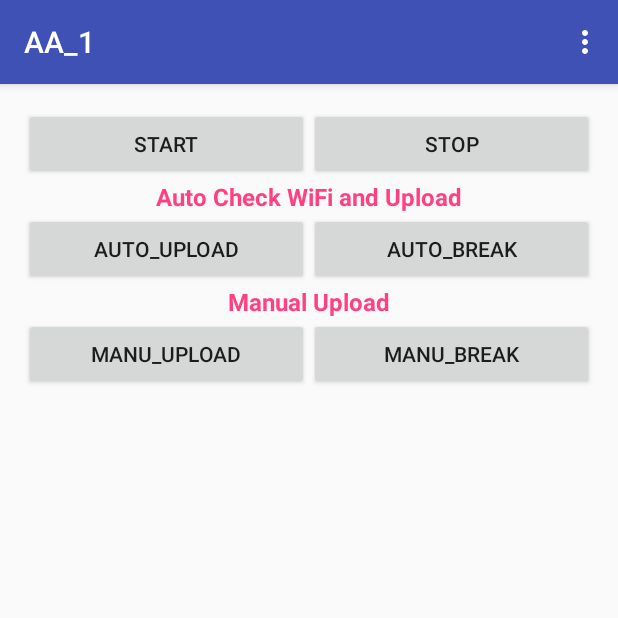
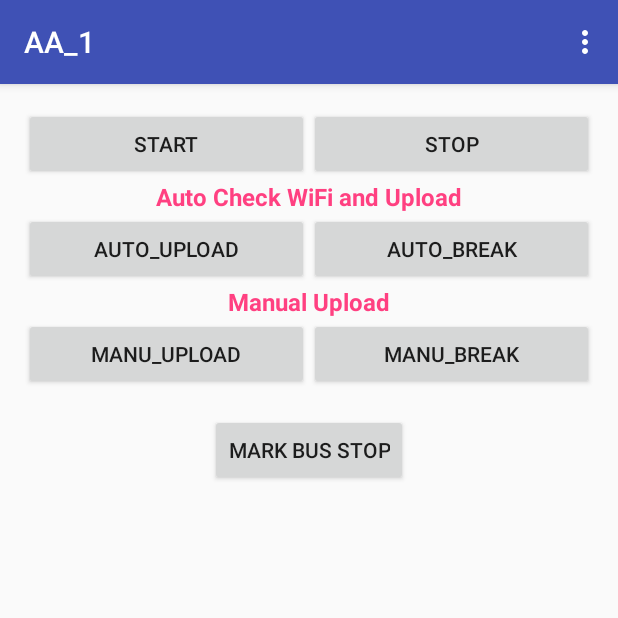
Before and after one commit to Hennessyan/Sqlite_MySQL_Wakeloc_20170727, an Android app: the screen it shows after launch (MainActivity), on a phone screen of 412 x 824 dp, the top half of it. Run offline under Robolectric (Android 15) with nearby library versions, the phone set to English and light mode, and no system bars; libraries missing offline, so code that uses them is left out: com.facebook.stetho; 2 statements that could not run were skipped.

Commit message:
0728_2
Add flag in GPS to mark bus stop

```diff
--- a/app/src/main/java/com/llu17/youngq/sqlite_gps/CollectorService.java
+++ b/app/src/main/java/com/llu17/youngq/sqlite_gps/CollectorService.java
@@ -53,6 +53,7 @@ public class CollectorService extends Service implements SensorEventListener {
     private double[] gps_location = new double[2]; //location 1.latitude 2.longitude
     private double[] bearAndSpeed = new double[2];    //1.bearing 2.speed   sqlite just has real type, so we use double here
     public static String id = ""; //phone id
+    public static boolean[] mark = new boolean[]{false};    //used to mark bus stop
 
     public LocationListener locationListener = new LocationListener() {
         @Override
@@ -212,7 +213,7 @@ public class CollectorService extends Service implements SensorEventListener {
         sensorManager.registerListener(this, sensor, SensorManager.SENSOR_DELAY_NORMAL);
 //        Toast.makeText(this, "Sensor Service Started", Toast.LENGTH_SHORT).show();
         timer = new Timer();
-        timer.schedule(new Upload(acce, gyro, stepcount, gps_location, state, d_magnetic, bearAndSpeed), 0, sampling_rate);
+        timer.schedule(new Upload(acce, gyro, stepcount, gps_location, state, d_magnetic, bearAndSpeed, mark), 0, sampling_rate);
         timer1 = new Timer();
         timer1.schedule(new Upload1(batteryPercentage, wifistate), 0, 60000);   //change to 60000
         return START_STICKY;
--- a/app/src/main/java/com/llu17/youngq/sqlite_gps/MainActivity.java
+++ b/app/src/main/java/com/llu17/youngq/sqlite_gps/MainActivity.java
@@ -20,6 +20,8 @@ import android.view.Menu;
 import android.view.MenuInflater;
 import android.view.MenuItem;
 import android.view.View;
+import android.widget.Button;
+import android.widget.ImageButton;
 import android.widget.TextView;
 import android.widget.Toast;
 
@@ -28,17 +30,32 @@ import com.facebook.stetho.okhttp3.StethoInterceptor;
 
 import okhttp3.OkHttpClient;
 
+import static com.llu17.youngq.sqlite_gps.CollectorService.mark;
+
 
 public class MainActivity extends AppCompatActivity  implements SharedPreferences.OnSharedPreferenceChangeListener{
 
 
     private String sampling_rate;
     static TextView upload_state;
+    private Button MarkBusStop;
 
     @Override
     protected void onCreate(Bundle savedInstanceState) {
         super.onCreate(savedInstanceState);
         setContentView(R.layout.activity_main);
+
+        MarkBusStop = (Button)findViewById(R.id.Mark_Bus_Stop);
+        MarkBusStop.setOnClickListener(new Button.OnClickListener()
+        {
+            @Override
+            public void onClick(View v) {
+                // TODO Auto-generated method stub
+                mark[0] = true;
+                Toast.makeText(getApplicationContext(), "Mark this position as bus stop", Toast.LENGTH_SHORT).show();
+            }
+
+        });
 
         SharedPreferences sharedPreferences = PreferenceManager.getDefaultSharedPreferences(this);
 
@@ -64,13 +81,14 @@ public class MainActivity extends AppCompatActivity  implements SharedPreference
         }
 
 
-        int v = 0;
-        try {
-            v = getPackageManager().getPackageInfo("com.google.android.gms", 0 ).versionCode;
-        } catch (PackageManager.NameNotFoundException e) {
-            e.printStackTrace();
-        }
-        Log.e("version:-------",""+ v);
+//        int v = 0;
+//        try {
+//            v = getPackageManager().getPackageInfo("com.google.android.gms", 0 ).versionCode;
+//        } catch (PackageManager.NameNotFoundException e) {
+//            e.printStackTrace();
+//        }
+//        Log.e("version:-------",""+ v);
+
         //Can't use:
         //ACTION_REQUEST_IGNORE_BATTERY_OPTIMIZATIONS
         //android.content.ActivityNotFoundException: No Activity found to handle Intent { act=android.settings.REQUEST_IGNORE_BATTERY_OPTIMIZATIONS }
--- a/app/src/main/java/com/llu17/youngq/sqlite_gps/UploadServiceM.java
+++ b/app/src/main/java/com/llu17/youngq/sqlite_gps/UploadServiceM.java
@@ -121,7 +121,7 @@ public class UploadServiceM extends Service{
         dbHelper = new GpsDbHelper(this);
         db = dbHelper.getReadableDatabase();
         Cursor c = null;
-        String s = "select Id, timestamp, latitude, longitude, bearing, speed from gps_location where Tag = 0 limit 200;";
+        String s = "select Id, timestamp, latitude, longitude, bearing, speed , flag from gps_location where Tag = 0 limit 200;";
         try {
             c = db.rawQuery(s, null);
             Log.e("cursor count gps: ", "" + c.getCount());
@@ -136,6 +136,7 @@ public class UploadServiceM extends Service{
                     gps.setLongitude(c.getDouble(c.getColumnIndexOrThrow(GpsContract.GpsEntry.COLUMN_LONGITUDE)));
                     gps.setBearing(c.getDouble(c.getColumnIndexOrThrow(GpsContract.GpsEntry.COLUMN_BEARING)));
                     gps.setSpeed(c.getDouble(c.getColumnIndexOrThrow(GpsContract.GpsEntry.COLUMN_SPEED)));
+                    gps.setFlag(c.getInt(c.getColumnIndexOrThrow(GpsContract.GpsEntry.COLUMN_FLAG)));
                     gpslist.add(gps);
                 }
                 return gpslist;
@@ -432,6 +433,7 @@ public class UploadServiceM extends Service{
                 gps_object.put("Longitude", gpses.get(i).getLongitude());
                 gps_object.put("Bearing", gpses.get(i).getBearing());
                 gps_object.put("Speed", gpses.get(i).getSpeed());
+                gps_object.put("Flag", gpses.get(i).getFlag());
                 GpsJsonArray.put(gps_object);
             } catch (JSONException e) {
                 e.printStackTrace();
--- a/app/src/main/java/com/llu17/youngq/sqlite_gps/VariableManager.java
+++ b/app/src/main/java/com/llu17/youngq/sqlite_gps/VariableManager.java
@@ -212,7 +212,7 @@ public class VariableManager {
 //        dbHelper = new GpsDbHelper(this);
         db1 = dbHelper1.getReadableDatabase();
         Cursor c = null;
-        String s = "select Id, timestamp, latitude, longitude, bearing, speed from gps_location where Tag = 0 limit " + sizeOfUpload + ";";
+        String s = "select Id, timestamp, latitude, longitude, bearing, speed , flag from gps_location where Tag = 0 limit " + sizeOfUpload + ";";
         try {
             c = db1.rawQuery(s, null);
             Log.e("cursor count gps: ", "" + c.getCount());
@@ -227,6 +227,7 @@ public class VariableManager {
                     gps.setLongitude(c.getDouble(c.getColumnIndexOrThrow(GpsContract.GpsEntry.COLUMN_LONGITUDE)));
                     gps.setBearing(c.getDouble(c.getColumnIndexOrThrow(GpsContract.GpsEntry.COLUMN_BEARING)));
                     gps.setSpeed(c.getDouble(c.getColumnIndexOrThrow(GpsContract.GpsEntry.COLUMN_SPEED)));
+                    gps.setFlag(c.getInt(c.getColumnIndexOrThrow(GpsContract.GpsEntry.COLUMN_FLAG)));
                     gpslist.add(gps);
                 }
                 return gpslist;
@@ -488,6 +489,7 @@ public class VariableManager {
                     gps_object.put("Longitude", gpses.get(i).getLongitude());
                     gps_object.put("Bearing", gpses.get(i).getBearing());
                     gps_object.put("Speed", gpses.get(i).getSpeed());
+                    gps_object.put("Flag", gpses.get(i).getFlag());
                     GpsJsonArray.put(gps_object);
                 } catch (JSONException e) {
                     e.printStackTrace();
--- a/app/src/main/java/com/llu17/youngq/sqlite_gps/data/GpsContract.java
+++ b/app/src/main/java/com/llu17/youngq/sqlite_gps/data/GpsContract.java
@@ -16,6 +16,7 @@ public class GpsContract {
         public static final String COLUMN_LONGITUDE = "longitude";
         public static final String COLUMN_BEARING = "bearing";
         public static final String COLUMN_SPEED = "speed";
+        public static final String COLUMN_FLAG = "flag";    //mark the bus stop
     }
     public static final class AccelerometerEntry implements BaseColumns{
         public static final String TABLE_NAME = "accelerometer";
--- a/app/src/main/java/com/llu17/youngq/sqlite_gps/data/GpsDbHelper.java
+++ b/app/src/main/java/com/llu17/youngq/sqlite_gps/data/GpsDbHelper.java
@@ -30,7 +30,8 @@ public class GpsDbHelper extends SQLiteOpenHelper{
                 GpsContract.GpsEntry.COLUMN_LATITUDE + " REAL NOT NULL, " +
                 GpsContract.GpsEntry.COLUMN_LONGITUDE + " REAL NOT NULL, " +
                 GpsContract.GpsEntry.COLUMN_BEARING + " REAL NOT NULL, " +
-                GpsContract.GpsEntry.COLUMN_SPEED + " REAL NOT NULL" +
+                GpsContract.GpsEntry.COLUMN_SPEED + " REAL NOT NULL, " +
+                GpsContract.GpsEntry.COLUMN_FLAG + " INTEGER NOT NULL" +
                 ");";
         db.execSQL(SQL_CREATE_GPS_LOACTION_TABLE);
         Log.e("=====GPS table=====","success!");
--- a/app/src/main/res/layout/activity_main.xml
+++ b/app/src/main/res/layout/activity_main.xml
@@ -87,6 +87,15 @@
             android:layout_weight="1"
             android:id="@+id/Manu_Break_Button" />
     </LinearLayout>
+
+    <Button
+        android:layout_width="wrap_content"
+        android:layout_height="wrap_content"
+        android:text="Mark bus stop"
+        android:layout_gravity="center"
+        android:layout_marginTop="16dp"
+        android:id="@+id/Mark_Bus_Stop"/>
+
     <TextView
         android:layout_width="wrap_content"
         android:layout_height="wrap_content"
```
Also changed, not shown: app/src/main/java/com/llu17/youngq/sqlite_gps/Upload.java (+11 -2 lines), app/src/main/java/com/llu17/youngq/sqlite_gps/table/GPS.java (+16 -2 lines), app/src/main/res/drawable/button_mark.jpeg (added).
